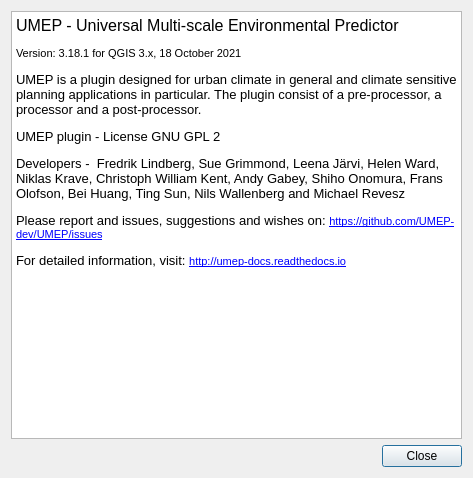
The window that UMEP_about.ui (UMEP-dev/UMEP) describes before a commit, drawn with Qt 5.
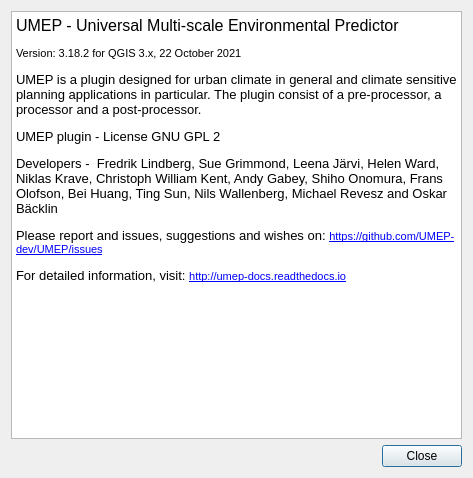
The same window after the commit.

The edit to the form file:
```diff
--- a/UMEP_about.ui
+++ b/UMEP_about.ui
@@ -31,10 +31,10 @@
 p, li { white-space: pre-wrap; }
 &lt;/style&gt;&lt;/head&gt;&lt;body style=&quot; font-family:'MS Shell Dlg 2'; font-size:7.8pt; font-weight:400; font-style:normal;&quot;&gt;
 &lt;p style=&quot; margin-top:0px; margin-bottom:0px; margin-left:0px; margin-right:0px; -qt-block-indent:0; text-indent:0px;&quot;&gt;&lt;span style=&quot; font-size:12pt;&quot;&gt;UMEP - Universal Multi-scale Environmental Predictor &lt;/span&gt;&lt;/p&gt;
-&lt;p style=&quot; margin-top:12px; margin-bottom:12px; margin-left:0px; margin-right:0px; -qt-block-indent:0; text-indent:0px;&quot;&gt;&lt;span style=&quot; font-size:8pt;&quot;&gt;Version: 3.18.1 for QGIS 3.x, 18 October 2021&lt;/span&gt;&lt;/p&gt;
+&lt;p style=&quot; margin-top:12px; margin-bottom:12px; margin-left:0px; margin-right:0px; -qt-block-indent:0; text-indent:0px;&quot;&gt;&lt;span style=&quot; font-size:8pt;&quot;&gt;Version: 3.18.2 for QGIS 3.x, 22 October 2021&lt;/span&gt;&lt;/p&gt;
 &lt;p style=&quot; margin-top:12px; margin-bottom:12px; margin-left:0px; margin-right:0px; -qt-block-indent:0; text-indent:0px;&quot;&gt;&lt;span style=&quot; font-size:10pt;&quot;&gt;UMEP is a plugin designed for urban climate in general and climate sensitive planning applications in particular. The plugin consist of a pre-processor, a processor and a post-processor.&lt;/span&gt;&lt;/p&gt;
 &lt;p style=&quot; margin-top:12px; margin-bottom:12px; margin-left:0px; margin-right:0px; -qt-block-indent:0; text-indent:0px;&quot;&gt;&lt;span style=&quot; font-size:10pt;&quot;&gt;UMEP plugin - License GNU GPL 2&lt;/span&gt;&lt;/p&gt;
-&lt;p style=&quot; margin-top:12px; margin-bottom:12px; margin-left:0px; margin-right:0px; -qt-block-indent:0; text-indent:0px;&quot;&gt;&lt;span style=&quot; font-size:10pt;&quot;&gt;Developers -  Fredrik Lindberg, Sue Grimmond, Leena Järvi, Helen Ward, Niklas Krave, Christoph William Kent, Andy Gabey, Shiho Onomura, Frans Olofson, Bei Huang, Ting Sun, Nils Wallenberg and Michael Revesz&lt;/span&gt;&lt;/p&gt;
+&lt;p style=&quot; margin-top:12px; margin-bottom:12px; margin-left:0px; margin-right:0px; -qt-block-indent:0; text-indent:0px;&quot;&gt;&lt;span style=&quot; font-size:10pt;&quot;&gt;Developers -  Fredrik Lindberg, Sue Grimmond, Leena Järvi, Helen Ward, Niklas Krave, Christoph William Kent, Andy Gabey, Shiho Onomura, Frans Olofson, Bei Huang, Ting Sun, Nils Wallenberg, Michael Revesz and Oskar Bäcklin&lt;/span&gt;&lt;/p&gt;
 &lt;p style=&quot; margin-top:12px; margin-bottom:12px; margin-left:0px; margin-right:0px; -qt-block-indent:0; text-indent:0px;&quot;&gt;&lt;span style=&quot; font-size:10pt;&quot;&gt;Please report and issues, suggestions and wishes on: &lt;/span&gt;&lt;a href=&quot;https://github.com/UMEP-dev/UMEP/issues&quot;&gt;&lt;span style=&quot; font-size:8pt; text-decoration: underline; color:#0000ff;&quot;&gt;https://github.com/UMEP-dev/UMEP/issues&lt;/span&gt;&lt;/a&gt;&lt;/p&gt;
 &lt;p style=&quot; margin-top:12px; margin-bottom:12px; margin-left:0px; margin-right:0px; -qt-block-indent:0; text-indent:0px;&quot;&gt;&lt;span style=&quot; font-size:10pt;&quot;&gt;For detailed information, visit: &lt;/span&gt;&lt;a href=&quot;http://umep-docs.readthedocs.io&quot;&gt;&lt;span style=&quot; font-size:8pt; text-decoration: underline; color:#0000ff;&quot;&gt;http://umep-docs.readthedocs.io&lt;/span&gt;&lt;/a&gt;&lt;/p&gt;&lt;/body&gt;&lt;/html&gt;</string>
      </property>
```
